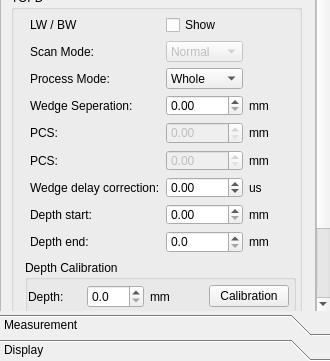
This is phascan_view/ui/DopplerGroupTab.ui in qinxingying/hello-word as Qt 5 draws it before an edit; both pictures show x 0 to 330 and y 535 to 896 of the 330 by 896 pixel window. The edited form follows.
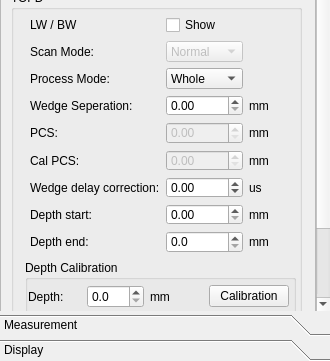
This is the edited form. The open tabs and pages were chosen to show the change. Icons and pictures are not drawn. Custom widgets are drawn as their Qt base class.

What changed in the file:
```diff
--- a/phascan_view/ui/DopplerGroupTab.ui
+++ b/phascan_view/ui/DopplerGroupTab.ui
@@ -5069,7 +5069,7 @@
              <item row="5" column="0">
               <widget class="QLabel" name="LabelTofdPcsCal">
                <property name="text">
-                <string>PCS:</string>
+                <string>Cal PCS:</string>
                </property>
               </widget>
              </item>
```
Left out of the diff: 2 changed lines with no effect on the pictures.
